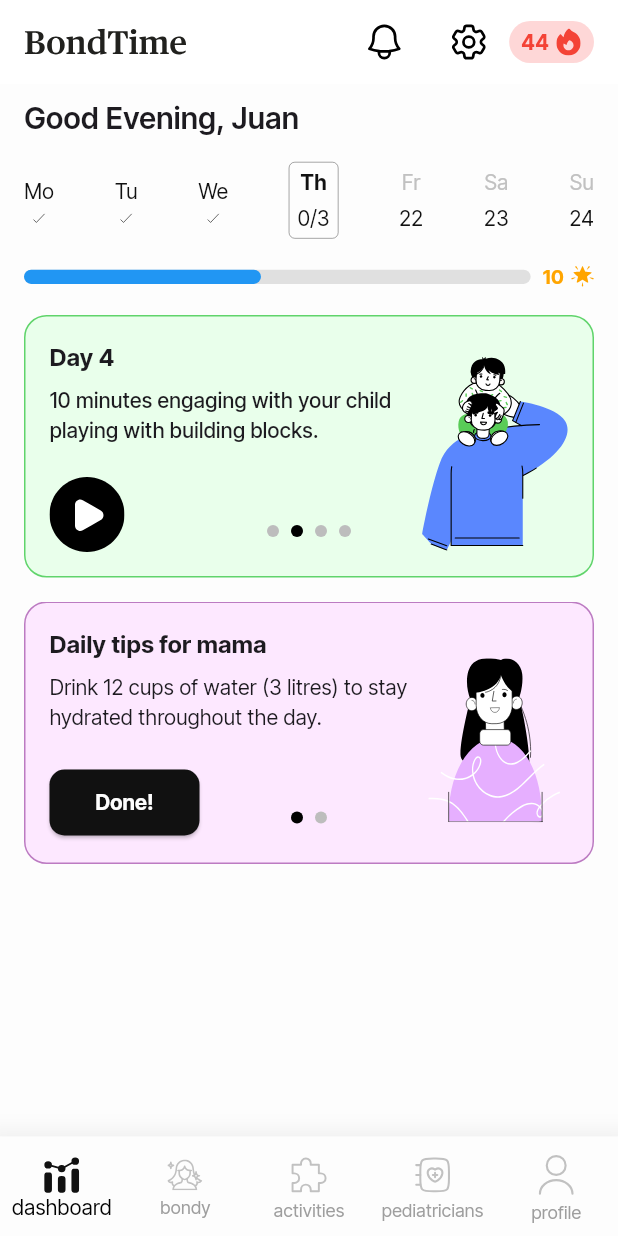
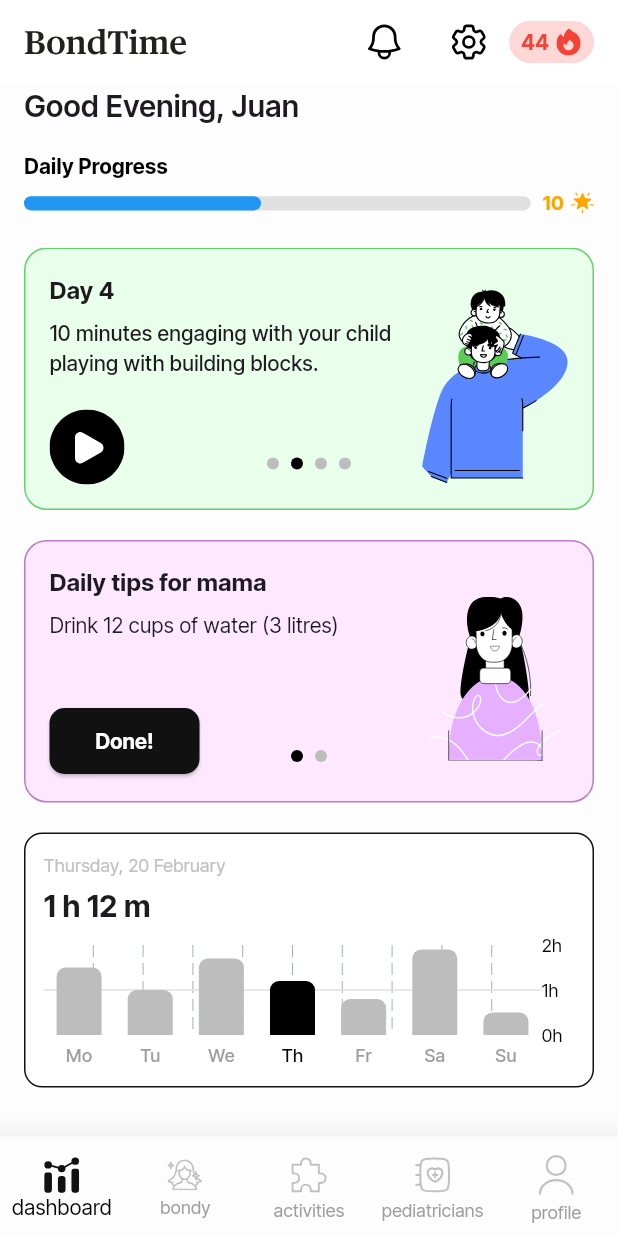
Before and after one commit to BondTime-New/Bondtime-App, a Flutter app: the screen it shows after launch, on a phone screen of 412 x 824 dp. Run offline on Flutter 3.47's test engine with Material 3 defaults, Android fonts, the phone set to English and light mode, and no system bars; drawn by our look-alikes of fl_chart; our stand-ins replace flutter_svg.

Commit message:
removed date selected and added time chart, fixed minor bugs

```diff
--- a/lib/screens/dashboard.dart
+++ b/lib/screens/dashboard.dart
@@ -2,9 +2,9 @@ import 'package:flutter/material.dart';
 import 'package:flutter_svg/flutter_svg.dart';
 import '../widgets/bottom_navbar.dart';
 import '../widgets/activity_card.dart';
+import '../widgets/progress_bar.dart';
+import '../widgets/daily_time_chart.dart';
 import '../widgets/tips_card.dart';
-import '../widgets/date_selector.dart';
-import '../widgets/progress_bar.dart';
 
 class DashboardScreen extends StatefulWidget {
   @override
@@ -14,21 +14,11 @@ class DashboardScreen extends StatefulWidget {
 class _DashboardScreenState extends State<DashboardScreen> {
   final PageController _pageController = PageController(initialPage: 1);
   final PageController _tipsPageController = PageController(initialPage: 0);
+  int currentPage = 1;
+  int tipsCurrentPage = 0;
+  int selectedDayIndex = 3; // ✅ Default selected day for time chart
 
-  int currentPage = 1;
-  int currentTipPage = 0;
-
-  final List<String> days = ["Mo", "Tu", "We", "Th", "Fr", "Sa", "Su"];
-  final List<String> dates = ["19", "20", "21", "1/3", "22", "23", "24"];
-  final List<bool> completedDays = [true, true, true, false, false, false, false];
-  int selectedIndex = 3;
   int rewardStars = 10;
-
-  void selectDay(int index) {
-    setState(() {
-      selectedIndex = index;
-    });
-  }
 
   final List<Map<String, String>> activities = [
     {
@@ -56,17 +46,26 @@ class _DashboardScreenState extends State<DashboardScreen> {
   final List<Map<String, String>> tips = [
     {
       "title": "Daily tips for mama",
-      "description": "Drink 12 cups of water (3 litres) to stay hydrated throughout the day.",
+      "description": "Drink 12 cups of water (3 litres)",
       "buttonText": "Done!",
       "icon": "assets/icons/tips1.svg",
     },
     {
-      "title": "Healthy Habits",
-      "description": "Take 10 minutes to do deep breathing exercises to relax.",
+      "title": "Daily tips for mama",
+      "description": "Take deep breaths and relax",
       "buttonText": "Got it!",
-      "icon": "assets/icons/tips1.svg",
+      "icon": "assets/icons/tips2.svg",
     },
   ];
+
+  final List<double> timeSpent = [1.5, 1.0, 1.7, 1.2, 0.8, 1.9, 0.5]; // Hours spent per day
+
+  // ✅ Updates the selected day when a bar in the chart is tapped
+  void updateSelectedDay(int index) {
+    setState(() {
+      selectedDayIndex = index;
+    });
+  }
 
   @override
   Widget build(BuildContext context) {
@@ -133,12 +132,14 @@ class _DashboardScreenState extends State<DashboardScreen> {
       ),
       bottomNavigationBar: BottomNavBar(),
       body: SafeArea(
+        child: SingleChildScrollView(
           child: Padding(
             padding: const EdgeInsets.symmetric(horizontal: 16.0),
             child: Column(
               crossAxisAlignment: CrossAxisAlignment.start,
               children: [
-              SizedBox(height: 8),
+                SizedBox(height: 0),
+
                 Text(
                   "Good Evening, Juan",
                   style: TextStyle(
@@ -147,23 +148,12 @@ class _DashboardScreenState extends State<DashboardScreen> {
                     fontFamily: 'InterTight',
                   ),
                 ),
-              SizedBox(height: 5),
-
-              // **Date Selector Widget**
-              DateSelector(
-                days: days,
-                dates: dates,
-                completedDays: completedDays,
-                selectedIndex: selectedIndex,
-                onSelectDay: selectDay,
-              ),
-
                 SizedBox(height: 16),
 
                 // **Progress Bar Widget**
                 ProgressBar(rewardStars: rewardStars),
 
-              SizedBox(height: 16),
+                SizedBox(height: 20),
 
                 // **Slidable Activity Cards**
                 SizedBox(
@@ -189,9 +179,9 @@ class _DashboardScreenState extends State<DashboardScreen> {
                   ),
                 ),
 
-              SizedBox(height: 16),
+                SizedBox(height: 20),
 
-              // **Slidable Tips Cards**
+                // **Slidable Daily Tips Card**
                 SizedBox(
                   height: 175,
                   child: PageView.builder(
@@ -199,7 +189,7 @@ class _DashboardScreenState extends State<DashboardScreen> {
                     itemCount: tips.length,
                     onPageChanged: (index) {
                       setState(() {
-                      currentTipPage = index;
+                        tipsCurrentPage = index;
                       });
                     },
                     itemBuilder: (context, index) {
@@ -208,14 +198,26 @@ class _DashboardScreenState extends State<DashboardScreen> {
                         description: tips[index]["description"]!,
                         buttonText: tips[index]["buttonText"]!,
                         icon: tips[index]["icon"]!,
-                      currentPage: currentTipPage,
+                        currentPage: tipsCurrentPage,
                         index: index,
                         totalPages: tips.length,
                       );
                     },
                   ),
                 ),
+
+                SizedBox(height: 20),
+
+                // **Daily Time Chart**
+                DailyTimeChart(
+                  timeSpent: timeSpent,
+                  selectedDayIndex: selectedDayIndex, // ✅ Controlled by tapping bars
+                  onDaySelected: updateSelectedDay, // ✅ Handles bar taps
+                ),
+
+                SizedBox(height: 24),
               ],
+            ),
           ),
         ),
       ),
--- /dev/null
+++ b/lib/widgets/daily_time_chart.dart
@@ -0,0 +1,146 @@
+import 'package:flutter/material.dart';
+import 'package:fl_chart/fl_chart.dart';
+
+class DailyTimeChart extends StatelessWidget {
+  final List<double> timeSpent;
+  final int selectedDayIndex;
+  final Function(int) onDaySelected;
+
+  const DailyTimeChart({
+    required this.timeSpent,
+    required this.selectedDayIndex,
+    required this.onDaySelected,
+  });
+
+  @override
+  Widget build(BuildContext context) {
+    return Container(
+      width: double.infinity,
+      height: 170, // ✅ Maintained height
+      padding: EdgeInsets.all(12),
+      decoration: BoxDecoration(
+        color: Colors.white,
+        borderRadius: BorderRadius.circular(12),
+        border: Border.all(color: Color(0xFF111111), width: 1), // ✅ Stroke color
+      ),
+      child: Column(
+        crossAxisAlignment: CrossAxisAlignment.start,
+        children: [
+          // **Selected Date and Time Spent**
+          Text(
+            "Thursday, 20 February", // Example static date, can be dynamic
+            style: TextStyle(fontSize: 12, color: Color(0xFFC1C1C1)),
+          ),
+          SizedBox(height: 4),
+          Text(
+            _formatTime(timeSpent[selectedDayIndex]), // ✅ Formats time correctly
+            style: TextStyle(fontSize: 20, fontWeight: FontWeight.bold),
+          ),
+
+          SizedBox(height: 12),
+
+          // **Bar Chart**
+          Expanded(
+            child: BarChart(
+              BarChartData(
+                alignment: BarChartAlignment.spaceAround,
+                maxY: 2.0, // Max 2 hours
+                backgroundColor: Colors.transparent,
+                gridData: FlGridData(
+                  show: true, // ✅ Shows grid lines
+                  drawHorizontalLine: true, // ✅ Horizontal lines only
+                  horizontalInterval: 1, // ✅ Spaced every 1 hour
+                  getDrawingHorizontalLine: (value) => FlLine(
+                    color: Colors.grey[300]!, // ✅ Light grey grid lines
+                    strokeWidth: 1,
+                  ),
+                ),
+                barTouchData: BarTouchData(
+                  touchCallback: (FlTouchEvent event, barTouchResponse) {
+                    if (barTouchResponse != null &&
+                        barTouchResponse.spot != null &&
+                        event is FlTapUpEvent) {
+                      int tappedIndex = barTouchResponse.spot!.touchedBarGroupIndex;
+                      onDaySelected(tappedIndex);
+                    }
+                  },
+                ),
+                titlesData: FlTitlesData(
+                  leftTitles: AxisTitles(sideTitles: SideTitles(showTitles: false)), // ✅ Hide left labels
+                  bottomTitles: AxisTitles(
+                    sideTitles: SideTitles(
+                      showTitles: true,
+                      getTitlesWidget: (value, meta) {
+                        List<String> days = ["Mo", "Tu", "We", "Th", "Fr", "Sa", "Su"];
+                        return Padding(
+                          padding: const EdgeInsets.only(top: 5),
+                          child: Text(
+                            days[value.toInt()],
+                            style: TextStyle(
+                              fontWeight: FontWeight.w500,
+                              fontSize: 12,
+                              color: selectedDayIndex == value.toInt()
+                                  ? Colors.black
+                                  : Colors.grey,
+                            ),
+                          ),
+                        );
+                      },
+                    ),
+                  ),
+                  rightTitles: AxisTitles(
+                    sideTitles: SideTitles(
+                      showTitles: true,
+                      interval: 1,
+                      reservedSize: 22, // ✅ Adjusted spacing
+                      getTitlesWidget: (value, meta) {
+                        return Padding(
+                          padding: EdgeInsets.only(right: 5),
+                          child: Text(
+                            "${value.toInt()}h",
+                            style: TextStyle(fontSize: 12, color: Colors.black),
+                          ),
+                        );
+                      },
+                    ),
+                  ),
+                  topTitles: AxisTitles(sideTitles: SideTitles(showTitles: false)),
+                ),
+                borderData: FlBorderData(show: false),
+                barGroups: List.generate(7, (index) {
+                  return BarChartGroupData(
+                    x: index,
+                    barRods: [
+                      BarChartRodData(
+                        toY: timeSpent[index],
+                        color: selectedDayIndex == index ? Colors.black : Colors.grey[400],
+                        width: 30, // ✅ Set bar width to 30px
+                        borderRadius: BorderRadius.only(
+                          topLeft: Radius.circular(6), // ✅ Rounded only on top
+                          topRight: Radius.circular(6),
+                        ),
+                      ),
+                    ],
+                  );
+                }),
+              ),
+            ),
+          ),
+        ],
+      ),
+    );
+  }
+
+  // ✅ Formats time correctly (1h 30m instead of 0.5h)
+  String _formatTime(double hours) {
+    int h = hours.floor();
+    int minutes = ((hours - h) * 60).round();
+    if (h > 0 && minutes > 0) {
+      return "$h h $minutes m";
+    } else if (h > 0) {
+      return "$h h";
+    } else {
+      return "$minutes m";
+    }
+  }
+}
--- a/lib/widgets/progress_bar.dart
+++ b/lib/widgets/progress_bar.dart
@@ -8,7 +8,19 @@ class ProgressBar extends StatelessWidget {
 
   @override
   Widget build(BuildContext context) {
-    return Row(
+    return Column(
+      crossAxisAlignment: CrossAxisAlignment.start, // ✅ Align "Daily Progress" text
+      children: [
+        Text(
+          "Daily Progress", // ✅ Added missing label
+          style: TextStyle(
+            fontSize: 14,
+            fontWeight: FontWeight.bold,
+            color: Colors.black,
+          ),
+        ),
+        SizedBox(height: 5), // ✅ Added space between text and bar
+        Row(
           crossAxisAlignment: CrossAxisAlignment.center,
           children: [
             Expanded(
@@ -42,7 +54,14 @@ class ProgressBar extends StatelessWidget {
               ),
             ),
             SizedBox(width: 4),
-        SvgPicture.asset("assets/icons/star_icon.svg", height: 16, width: 16, color: Color(0xFFFFA500)),
+            SvgPicture.asset(
+              "assets/icons/star_icon.svg",
+              height: 16,
+              width: 16,
+              color: Color(0xFFFFA500),
+            ),
+          ],
+        ),
       ],
     );
   }
```
Lines whose indentation alone changed are shown as unchanged.
